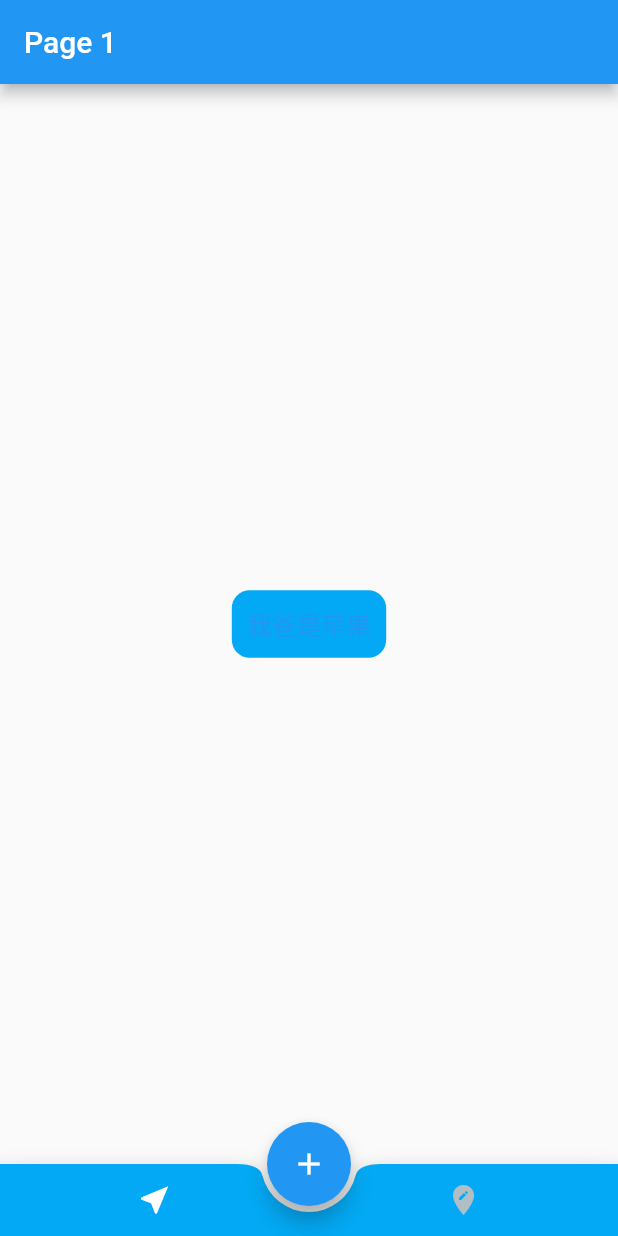
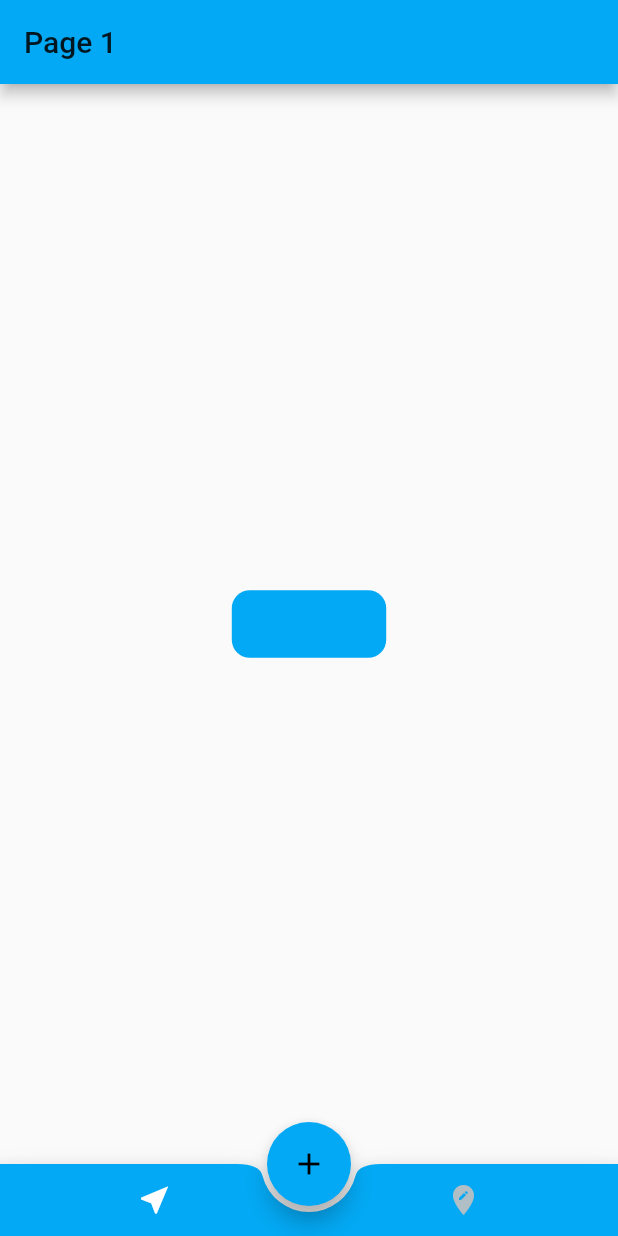
Before and after one commit to ReverseScale/FlutterDemo, a Flutter app: the screen it shows after launch, on a phone screen of 412 x 824 dp. Run offline on Flutter 3.47's test engine with Material 2 defaults, Android fonts, the phone set to English and light mode, and no system bars; our stand-ins replace dio, fluro, rxdart, shared_preferences, sqflite; missing offline and left inert: flutter_calendar; accounts and stored records are empty.

Commit message:
✨:Introducing new features for Custom bar.

```diff
--- a/hello_flutter_app/lib/ButtomTabbarApp/root.dart
+++ b/hello_flutter_app/lib/ButtomTabbarApp/root.dart
@@ -11,10 +11,13 @@ class TabbarTypeOne extends StatelessWidget {
       // 两种平台风格 底部导航栏
       // home: BottomBarApp(),
 
-      // 自定义样式 底部导航栏
+      // 自定义样式 底部工具栏
       home: CustomTabBarApp(),
       title: 'BottomTabBar',
-      theme: ThemeData.light(),
+      // theme: ThemeData.light(),
+      theme: ThemeData(
+        primarySwatch: Colors.lightBlue
+      ),
     );
   }
 }
@@ -50,6 +53,7 @@ class _CustomTabBarAppState extends State<CustomTabBarApp> {
             return Pagethree();
           }));
         },
+        tooltip: '长按我干啥',
         child: Icon(Icons.add),
       ),
       floatingActionButtonLocation: FloatingActionButtonLocation.centerDocked,
```
